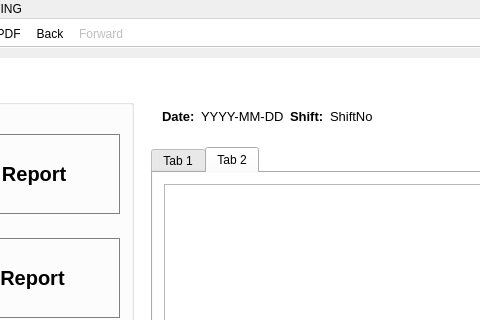
Qt form ArcApp/mainwindow.ui (Arc-Project/Arc) before a commit; both pictures show x 141 to 621 and y 0 to 320 of the 1408 by 835 pixel window.
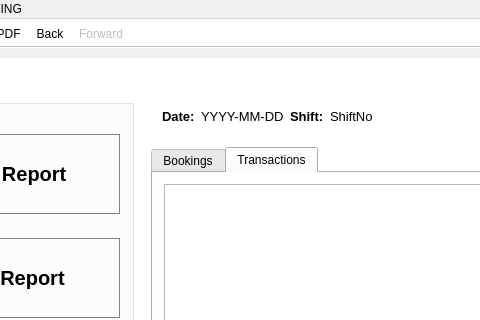
The same form after that commit. The open tabs and pages were chosen to show the change. Icons and pictures are not drawn.

```diff
--- a/ArcApp/mainwindow.ui
+++ b/ArcApp/mainwindow.ui
@@ -7836,7 +7836,7 @@
                  </property>
                  <widget class="QWidget" name="tab_6">
                   <attribute name="title">
-                   <string>Tab 1</string>
+                   <string>Bookings</string>
                   </attribute>
                   <layout class="QGridLayout" name="gridLayout_31">
                    <item row="0" column="0">
@@ -7846,7 +7846,7 @@
                  </widget>
                  <widget class="QWidget" name="tab_9">
                   <attribute name="title">
-                   <string>Tab 2</string>
+                   <string>Transactions</string>
                   </attribute>
                   <layout class="QGridLayout" name="gridLayout_53">
                    <item row="0" column="0">
```
Left out of the diff: 34 changed lines with no effect on the pictures.
